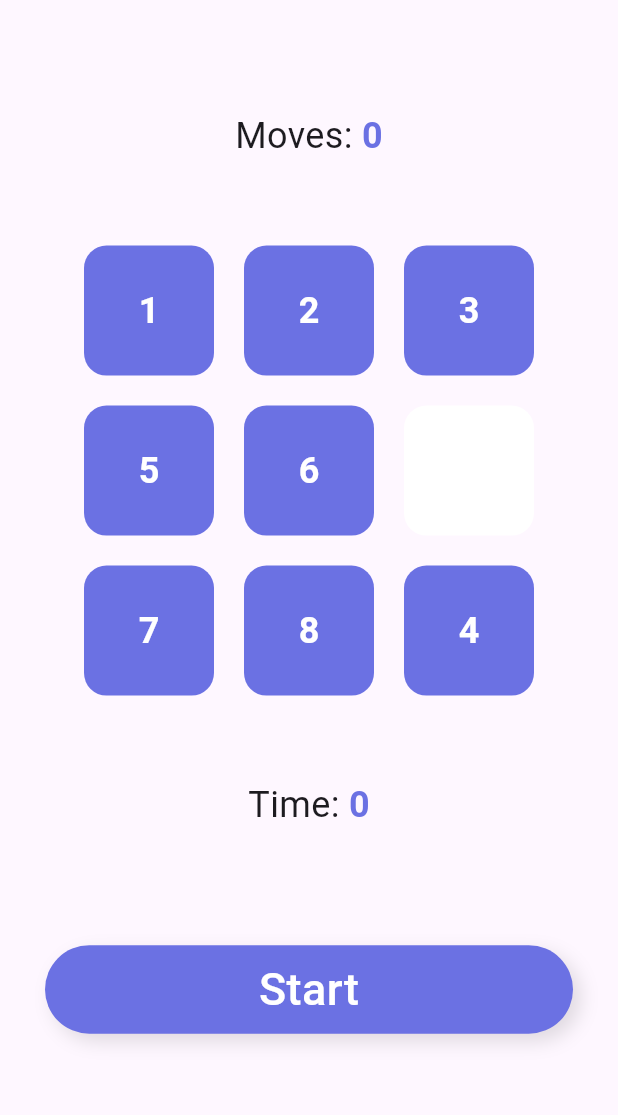
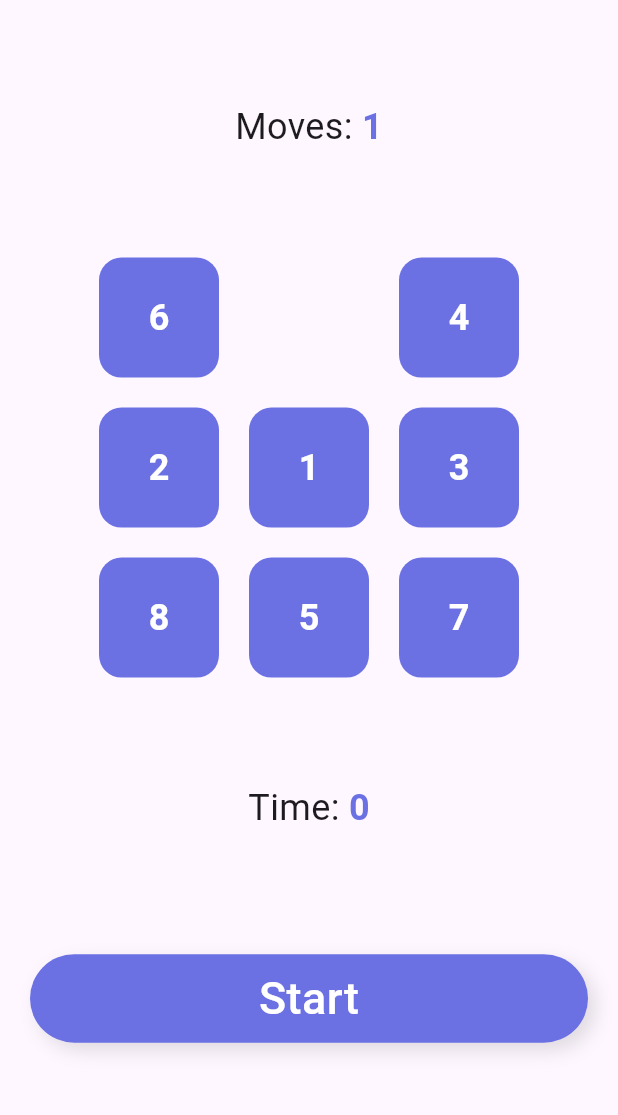
Before and after one commit to siddhardh-7/TileTeaser, a Flutter app: the screen it shows after launch, after a tap on an icon or button, on a phone screen of 412 x 824 dp, the part 73-1188 px from its top. Run offline on Flutter 3.47's test engine with Material 2 defaults, Android fonts, the light colour scheme and no system bars.

Commit message:
Grid Functionality

```diff
--- a/tileteaser/lib/app/puzzle_layout.dart
+++ /dev/null
@@ -1,70 +0,0 @@
-import 'package:flutter/material.dart';
-
-class PuzzleLayout extends StatefulWidget {
-  PuzzleLayout({
-    super.key,
-    this.gridSize = 9,
-    required this.mainColor,
-    required this.indices,
-    required this.blankIndex,
-  });
-
-  final Color mainColor;
-  final List<int> indices;
-  int blankIndex;
-  final int gridSize;
-
-  @override
-  State<PuzzleLayout> createState() => _PuzzleLayoutState();
-}
-
-class _PuzzleLayoutState extends State<PuzzleLayout> {
-  @override
-  Widget build(BuildContext context) {
-    return SizedBox(
-      width: 300,
-      height: 300,
-      child: GridView.builder(
-          gridDelegate:
-          const SliverGridDelegateWithMaxCrossAxisExtent(
-              maxCrossAxisExtent: 100,
-              childAspectRatio: 1/1,
-              crossAxisSpacing: 20,
-              mainAxisSpacing: 20),
-          itemCount: widget.gridSize,
-          itemBuilder: (BuildContext ctx, index) {
-            return GestureDetector(
-              onTap: () {
-                if(index% widget.gridSize == widget.blankIndex%widget.gridSize && (index - widget.blankIndex).abs() == 3){
-                  setState(() {
-                    widget.indices[widget.blankIndex] = widget.indices[index];
-                    widget.indices[index] = 0;
-                    widget.blankIndex = index;
-                  });
-                }
-                else if (index/widget.gridSize == widget.blankIndex/widget.gridSize && (index - widget.blankIndex).abs() == 1){
-                  setState(() {
-                    widget.indices[widget.blankIndex] = widget.indices[index];
-                    widget.indices[index] = 0;
-                    widget.blankIndex = index;
-                  });
-                }
-              },
-              child: Container(
-                  alignment: Alignment.center,
-                  decoration: BoxDecoration(
-                      color: widget.indices[index] != 0 ?widget.mainColor: Colors.white,
-                      borderRadius: BorderRadius.circular(15)),
-                  child: Text(
-                    "${widget.indices[index]}",
-                    style: TextStyle(
-                      color: Colors.white,
-                      fontSize: 24,
-                      fontWeight: FontWeight.bold,
-                    ),
-                  )),
-            );
-          }),
-    );
-  }
-}
--- /dev/null
+++ b/tileteaser/lib/app/screens/home_screen.dart
@@ -0,0 +1,152 @@
+import 'package:flutter/material.dart';
+import 'package:tileteaser/app/start_button.dart';
+import 'package:tileteaser/app/utils/AppTheme.dart';
+
+class HomeScreen extends StatefulWidget {
+  HomeScreen({Key? key}) : super(key: key);
+
+  @override
+  State<HomeScreen> createState() => _HomeScreenState();
+}
+
+class _HomeScreenState extends State<HomeScreen> {
+  List<int> indicesList = [0, 1, 2, 3, 4, 5, 6, 7, 8];
+  int totalMoves = 0;
+  int timePassed = 0;
+  int gridSize = 3;
+  int totalSize = 9;
+  int blankIndex = 0;
+
+  @override
+  void initState() {
+    super.initState();
+    indicesList.shuffle();
+    totalSize = gridSize*gridSize;
+    blankIndex = indicesList.indexOf(0);
+  }
+
+  @override
+  Widget build(BuildContext context) {
+    return MaterialApp(
+      debugShowCheckedModeBanner: false,
+      theme: ThemeData(
+        colorScheme: ColorScheme.fromSeed(seedColor: Colors.deepPurple),
+        useMaterial3: true,
+      ),
+      home: Scaffold(
+        appBar: AppBar(
+          title: Center(
+            child: Text(
+              "Tile Teaser",
+              style: TextStyle(
+                color: AppTheme.mainColor,
+                fontSize: 32,
+                fontWeight: FontWeight.bold,
+              ),
+            ),
+          ),
+        ),
+        body: Column(
+          mainAxisAlignment: MainAxisAlignment.spaceEvenly,
+          children: [
+            Row(
+              crossAxisAlignment: CrossAxisAlignment.center,
+              mainAxisAlignment: MainAxisAlignment.center,
+              children: [
+                Text(
+                  "Moves: ",
+                  style: TextStyle(
+                    fontSize: 24,
+                  ),
+                ),
+                Text(
+                  "${totalMoves.toString()}",
+                  style: TextStyle(
+                    color: AppTheme.mainColor,
+                    fontSize: 24,
+                    fontWeight: FontWeight.bold,
+                  ),
+                ),
+              ],
+            ),
+            Container(
+              width: 300,
+              height: 300,
+              padding: EdgeInsets.all(10),
+              child: GridView.builder(
+                  gridDelegate: SliverGridDelegateWithFixedCrossAxisCount(
+                      crossAxisCount: gridSize,
+                      childAspectRatio: 1 / 1,
+                      crossAxisSpacing: 20,
+                      mainAxisSpacing: 20),
+                  itemCount: gridSize * gridSize,
+                  itemBuilder: (BuildContext context, index) {
+                    return indicesList[index] != 0
+                        ? GestureDetector(
+                            onTap: () {
+                              setState(() {
+                                if ((index+1)%gridSize == (blankIndex+1)%gridSize && (index - blankIndex).abs() == 3) {
+                                  indicesList[blankIndex] =  indicesList[index];
+                                  indicesList[index] = 0;
+                                  blankIndex = index;
+                                  totalMoves++;
+                                }
+                                else if((index/gridSize).toInt() == (blankIndex/gridSize).toInt() && (index - blankIndex).abs() == 1){
+                                  indicesList[blankIndex] =  indicesList[index];
+                                  indicesList[index] = 0;
+                                  blankIndex = index;
+                                  totalMoves++;
+                                }
+                              });
+                            },
+                            child: Container(
+                                alignment: Alignment.center,
+                                decoration: BoxDecoration(
+                                    color: AppTheme.mainColor,
+                                    borderRadius: BorderRadius.circular(15)),
+                                child: Text(
+                                  "${indicesList[index].toString()}",
+                                  style: TextStyle(
+                                    color: Colors.white,
+                                    fontSize: 24,
+                                    fontWeight: FontWeight.bold,
+                                  ),
+                                )),
+                          )
+                        : SizedBox.shrink();
+                  }),
+            ),
+            Row(
+              crossAxisAlignment: CrossAxisAlignment.center,
+              mainAxisAlignment: MainAxisAlignment.center,
+              children: [
+                Text(
+                  "Time: ",
+                  style: TextStyle(
+                    fontSize: 24,
+                  ),
+                ),
+                Text(
+                  "${timePassed.toString()}",
+                  style: TextStyle(
+                    color: AppTheme.mainColor,
+                    fontSize: 24,
+                    fontWeight: FontWeight.bold,
+                  ),
+                ),
+              ],
+            ),
+            StartButton(),
+          ],
+        ),
+      ),
+    );
+  }
+
+  void clickGrid(int index) {
+    setState(() {
+      indicesList[indicesList.indexOf(0)] = indicesList[index];
+      indicesList[index] = 0;
+    });
+  }
+}
--- a/tileteaser/lib/app/start_button.dart
+++ b/tileteaser/lib/app/start_button.dart
@@ -1,12 +1,10 @@
 import 'package:flutter/material.dart';
+import 'package:tileteaser/app/utils/AppTheme.dart';
 
 class StartButton extends StatelessWidget {
   const StartButton({
     super.key,
-    required this.mainColor,
   });
-
-  final Color mainColor;
 
   @override
   Widget build(BuildContext context) {
@@ -16,14 +14,7 @@ class StartButton extends StatelessWidget {
         padding: const EdgeInsets.all(8),
         margin: const EdgeInsets.all(20),
         decoration: BoxDecoration(
-          gradient: LinearGradient(
-            colors: [
-              mainColor,
-              mainColor,
-            ],
-            begin: Alignment.topLeft,
-            end: Alignment.bottomRight,
-          ),
+          color: AppTheme.mainColor,
           borderRadius: BorderRadius.circular(50),
           boxShadow: [
             BoxShadow(
--- /dev/null
+++ b/tileteaser/lib/app/utils/AppTheme.dart
@@ -0,0 +1,5 @@
+import 'dart:ui';
+
+class AppTheme {
+  static Color mainColor = Color(0xFF6B71E3);
+}
--- a/tileteaser/lib/main.dart
+++ b/tileteaser/lib/main.dart
@@ -1,9 +1,13 @@
 import 'package:flutter/material.dart';
-import 'package:tileteaser/app/puzzle_layout.dart';
-import 'package:tileteaser/app/start_button.dart';
+import 'package:flutter/services.dart';
+import 'package:tileteaser/app/screens/home_screen.dart';
 
-void main() {
-  runApp(const MyApp());
+Future<void> main() async {
+  WidgetsFlutterBinding.ensureInitialized();
+  await SystemChrome.setPreferredOrientations([
+    DeviceOrientation.portraitUp,
+  ]);
+  runApp(MyApp());
 }
 
 class MyApp extends StatelessWidget {
@@ -18,89 +22,7 @@ class MyApp extends StatelessWidget {
         colorScheme: ColorScheme.fromSeed(seedColor: Colors.deepPurple),
         useMaterial3: true,
       ),
-      home: const HomePage(),
+      home: HomeScreen(),
     );
   }
 }
-
-class HomePage extends StatefulWidget {
-  const HomePage({Key? key}) : super(key: key);
-
-  @override
-  State<HomePage> createState() => _HomePageState();
-}
-
-class _HomePageState extends State<HomePage> {
-  static const Color mainColor = Color(0xFF6B71E3);
-  int moves = 0;
-  bool isStarted = false;
-  List<int> indicesList = [1, 2, 3, 5, 6, 0, 7, 8, 4];
-
-  @override
-  Widget build(BuildContext context) {
-    return Scaffold(
-        appBar: AppBar(
-          title: const Center(
-            child: Text(
-              "Tile Teaser",
-              style: TextStyle(
-                color: mainColor,
-                fontSize: 32,
-                fontWeight: FontWeight.bold,
-              ),
-            ),
-          ),
-        ),
-        body: Padding(
-          padding: const EdgeInsets.all(10.0),
-          child: Column(
-            mainAxisAlignment: MainAxisAlignment.spaceEvenly,
-            crossAxisAlignment: CrossAxisAlignment.center,
-            children: [
-              Row(
-                crossAxisAlignment: CrossAxisAlignment.center,
-                mainAxisAlignment: MainAxisAlignment.center,
-                children: [
-                  Text(
-                    "Moves: ",
-                    style: TextStyle(
-                      fontSize: 24,
-                    ),
-                  ),
-                  Text(
-                    "${moves.toString()}",
-                    style: TextStyle(
-                      color: mainColor,
-                      fontSize: 24,
-                      fontWeight: FontWeight.bold,
-                    ),
-                  ),
-                ],
-              ),
-              PuzzleLayout(mainColor: mainColor, indices: indicesList, blankIndex: indicesList.indexOf(0),),
-              Row(
-                crossAxisAlignment: CrossAxisAlignment.center,
-                mainAxisAlignment: MainAxisAlignment.center,
-                children: [
-                  Text(
-                    "Time: ",
-                    style: TextStyle(
-                      fontSize: 24,
-                    ),
-                  ),
-                  Text(
-                    "${moves.toString()}",
-                    style: TextStyle(
-                      color: mainColor,
-                      fontSize: 24,
-                      fontWeight: FontWeight.bold,
-                    ),
-                  ),
-                ],
-              ),
-              StartButton(mainColor: mainColor),
-            ],
-          ),
-        ));
-  }
-}
--- a/tileteaser/pubspec.yaml
+++ b/tileteaser/pubspec.yaml
@@ -35,6 +35,7 @@ dependencies:
   # The following adds the Cupertino Icons font to your application.
   # Use with the CupertinoIcons class for iOS style icons.
   cupertino_icons: ^1.0.2
+  flutter_bloc: ^8.1.3
 
 dev_dependencies:
   flutter_test:
```
Also changed, not shown: tileteaser/pubspec.lock, 1 other file.
